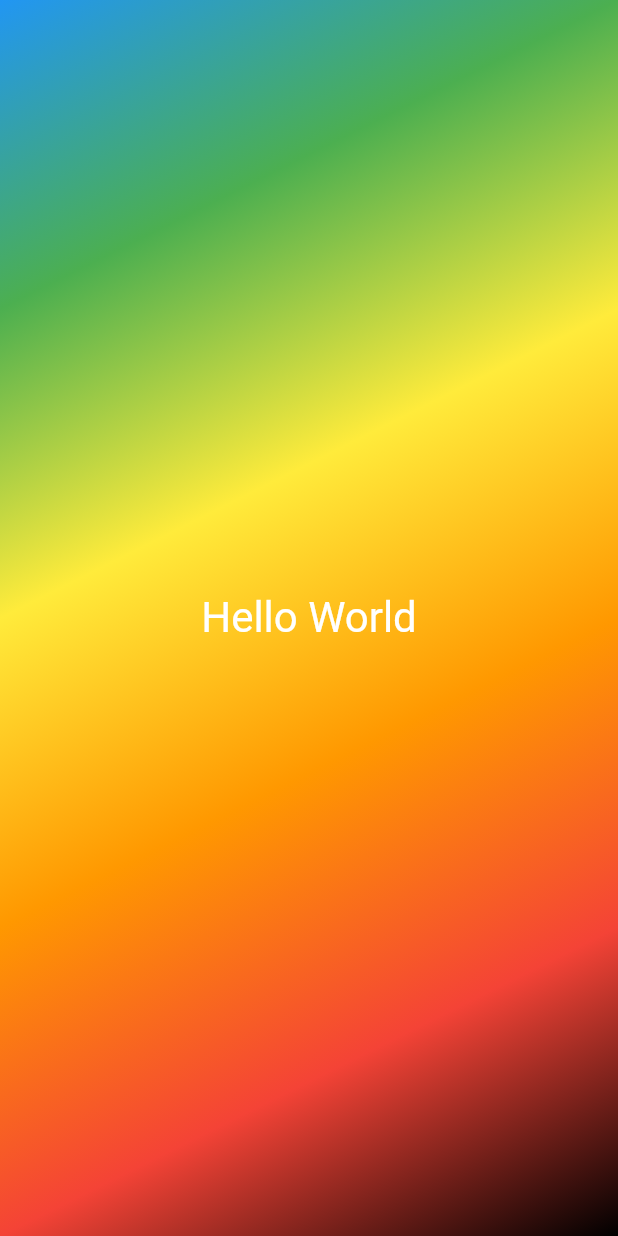
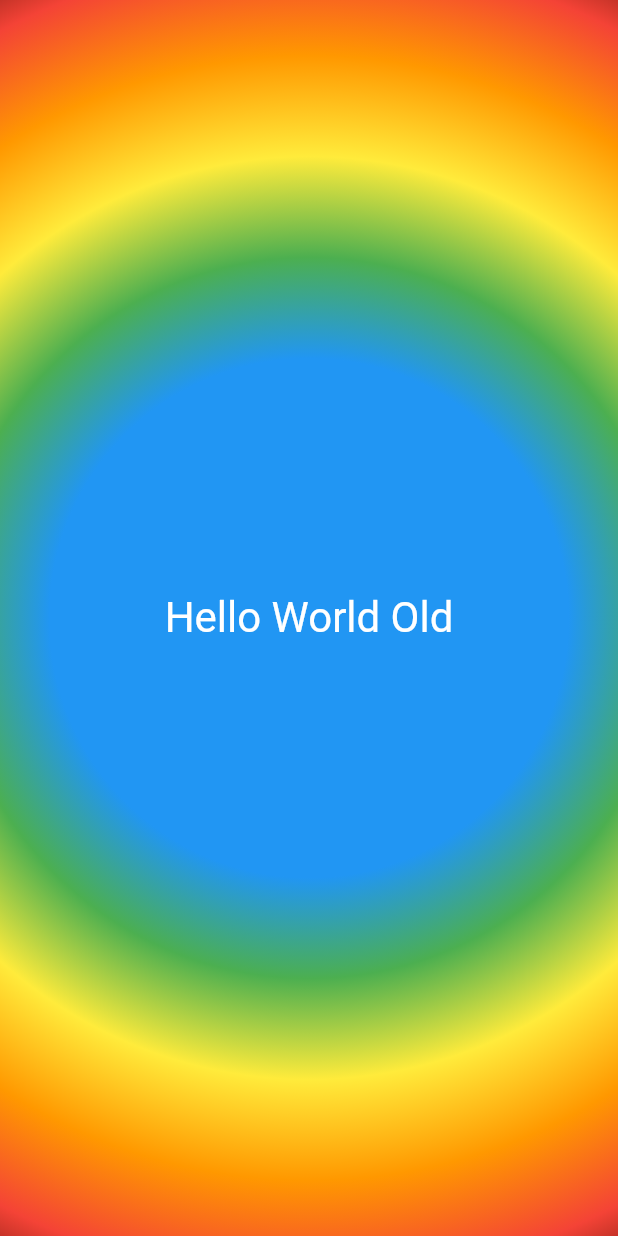
Before and after one commit to Ankhtepot/FlutterMax, a Flutter app: the screen it shows after launch, on a phone screen of 412 x 824 dp. Run offline on Flutter 3.47's test engine with Material 2 defaults, Android fonts, the phone set to English and light mode, and no system bars.

Commit message:
Up to lesson 41.

```diff
--- /dev/null
+++ b/roll_dice/lib/enums.dart
@@ -0,0 +1 @@
+enum GradientType { linear, circle }
--- /dev/null
+++ b/roll_dice/lib/gradient_container.dart
@@ -0,0 +1,67 @@
+import 'package:flutter/material.dart';
+import 'package:roll_dice/styled_text.dart';
+
+import 'enums.dart';
+
+Alignment startAlignment = Alignment.topLeft;
+Alignment endAlignment = Alignment.bottomRight;
+Alignment centerAlignment = Alignment.center;
+
+class GradientContainer extends StatelessWidget {
+  GradientContainer({super.key, GradientType gradientType = GradientType.linear}) : _gradientType = gradientType;
+
+  final GradientType _gradientType;
+
+  final List<Color> gradientColors = [
+    Colors.blue,
+    Colors.green,
+    Colors.yellow,
+    Colors.orange,
+    Colors.red,
+    const Color.fromARGB(255, 76, 9, 4),
+    Colors.black
+  ];
+
+  @override
+  Widget build(BuildContext context) => Container(
+        decoration:
+            _gradientType == GradientType.linear ? getGradientLinearDecoration() : getGradientCircleDecoration(),
+        child: const Center(
+          child: StyledText(
+            'Hello World Old',
+          ),
+        ),
+      );
+
+  List<double> getGradientStops({start = 0, end = 1}) {
+    List<double> stops = [];
+
+    for (int i = 0; i < gradientColors.length; i++) {
+      double stop = start + (end - start) / (gradientColors.length - 1) * i;
+      // debugPrint('stop: $stop');
+      stops.add(stop);
+    }
+
+    return stops;
+  }
+
+  BoxDecoration getGradientLinearDecoration() => BoxDecoration(
+        gradient: LinearGradient(
+          colors: gradientColors,
+          begin: startAlignment,
+          end: endAlignment,
+          tileMode: TileMode.clamp,
+          stops: getGradientStops(),
+        ),
+      );
+
+  BoxDecoration getGradientCircleDecoration() => BoxDecoration(
+        gradient: RadialGradient(
+          colors: gradientColors,
+          center: centerAlignment,
+          radius: 1.4,
+          tileMode: TileMode.clamp,
+          stops: getGradientStops(start: 0.3),
+        ),
+      );
+}
--- /dev/null
+++ b/roll_dice/lib/styled_text.dart
@@ -0,0 +1,21 @@
+import 'package:flutter/material.dart';
+
+class StyledText extends StatelessWidget {
+  const StyledText(String text, {super.key, Color color = Colors.white, double fontSize = 28})
+      : _text = text,
+        _color = color,
+        _fontSize = fontSize;
+
+  final String _text;
+  final Color _color;
+  final double _fontSize;
+
+  @override
+  Widget build(BuildContext context) => Text(
+        _text,
+        style: TextStyle(
+          fontSize: _fontSize,
+          color: _color,
+        ),
+      );
+}
```
Also changed, not shown: roll_dice/lib/main.dart (+4 -52 lines).
